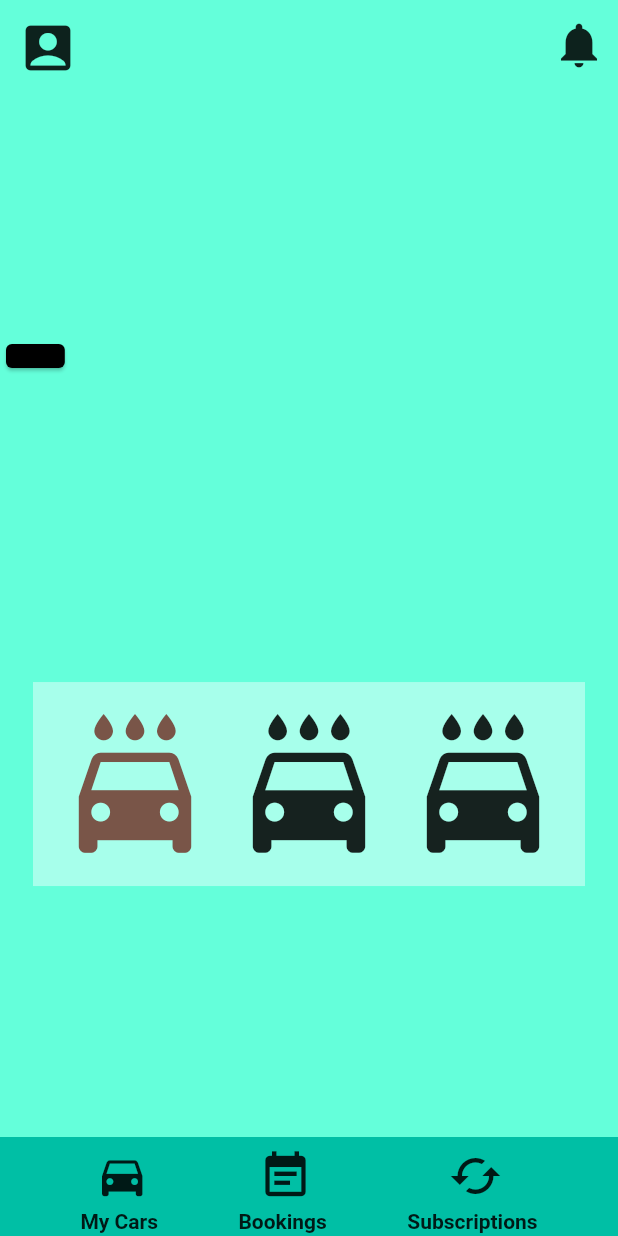
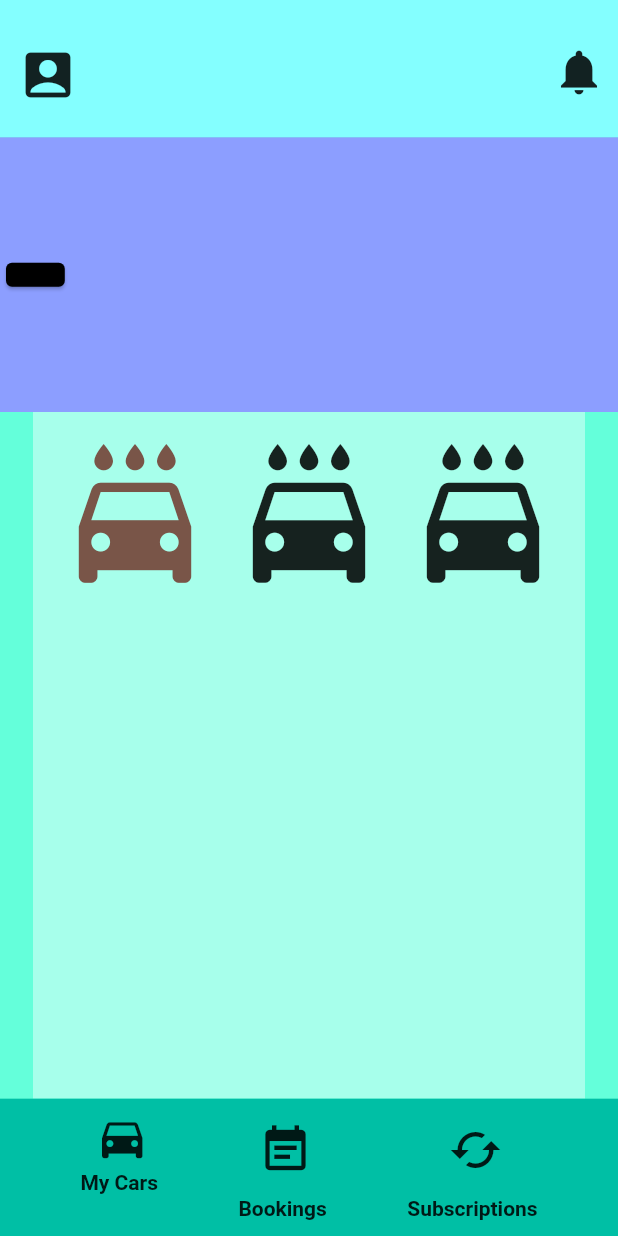
Before and after one commit to Utk42/second_app, a Flutter app: the screen it shows after launch, on a phone screen of 412 x 824 dp. Run offline on Flutter 3.47's test engine with Material 2 defaults, Android fonts, the phone set to English and light mode, and no system bars.

Commit message:
size proportions: topBar-2, Offers-4, main-10, bottomBar-2
Signed-off-by: Utk42 <utkcrypto@gmail.com>

```diff
--- a/quick_wash/lib/main.dart
+++ b/quick_wash/lib/main.dart
@@ -26,20 +26,20 @@ class MyApp extends StatelessWidget {
             mainAxisAlignment: MainAxisAlignment.spaceBetween,
             crossAxisAlignment: CrossAxisAlignment.center,
             children: <Widget>[
-              Flexible(
-                flex: 1,
+              Expanded(
+                flex: 2,
                 child: TopBar(),
               ),
-              Flexible(
-                flex: 10,
+              Expanded(
+                flex: 4,
                 child: Offers(),
               ),
-              Flexible(
-                flex: 20,
+              Expanded(
+                flex: 10,
                 child: MainBusinessSpace(),
               ),
-              Flexible(
-                flex: 10,
+              Expanded(
+                flex: 2,
                 child: BottomBar(),
               ),
               // Container(
--- a/quick_wash/lib/widgets/bottomBar.dart
+++ b/quick_wash/lib/widgets/bottomBar.dart
@@ -11,7 +11,7 @@ class BottomBar extends StatelessWidget {
     return Container(
       padding: EdgeInsets.only(bottom: 2.0),
       color: Colors.tealAccent[700],
-      height: 66.0,
+      //height: 966.0,
       child: Row(
         mainAxisAlignment: MainAxisAlignment.spaceEvenly,
         verticalDirection: VerticalDirection.down,
--- a/quick_wash/lib/widgets/offers.dart
+++ b/quick_wash/lib/widgets/offers.dart
@@ -4,8 +4,9 @@ class Offers extends StatelessWidget {
   @override
   Widget build(BuildContext context) {
     return Container(
-      width: double.infinity,
-      height: 100,
+     // width: double.infinity,
+    //  height: 100,
+    color: Colors.indigoAccent[100],
       child: Row(
         children: <Widget>[
           Card(
--- a/quick_wash/lib/widgets/topbar.dart
+++ b/quick_wash/lib/widgets/topbar.dart
@@ -3,8 +3,9 @@ import 'package:flutter/material.dart';
 class TopBar extends StatelessWidget {
   @override
   Widget build(BuildContext context) {
-    return Padding(
+    return Container(
       padding: const EdgeInsets.symmetric(vertical: 4, horizontal: 4),
+      color: Colors.cyanAccent[100],
       child: Row(
         mainAxisAlignment: MainAxisAlignment.spaceBetween,
         children: <Widget>[
```
